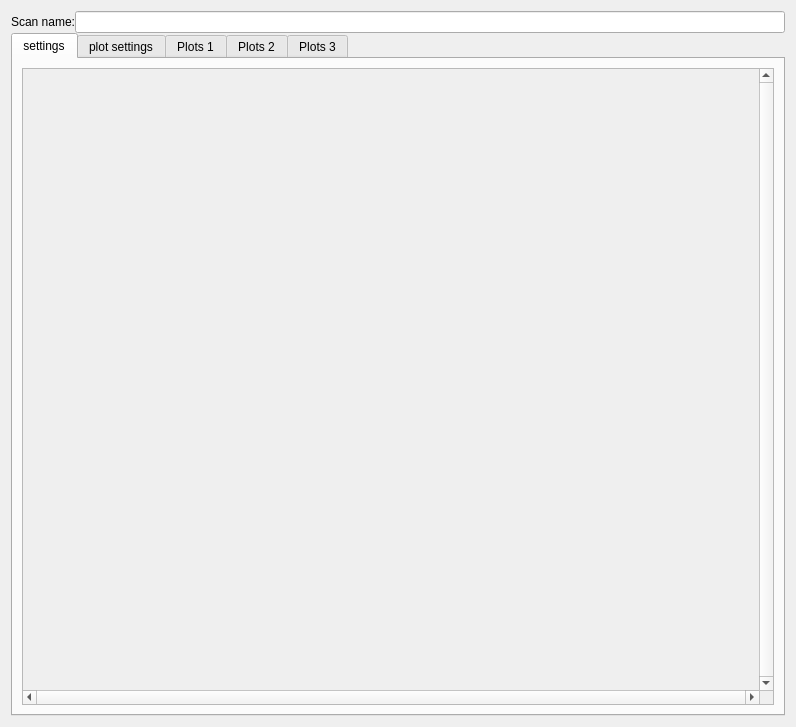
First picture: the form in core/ui/scan new.ui, repository lictailer/zmeter, before the edit.
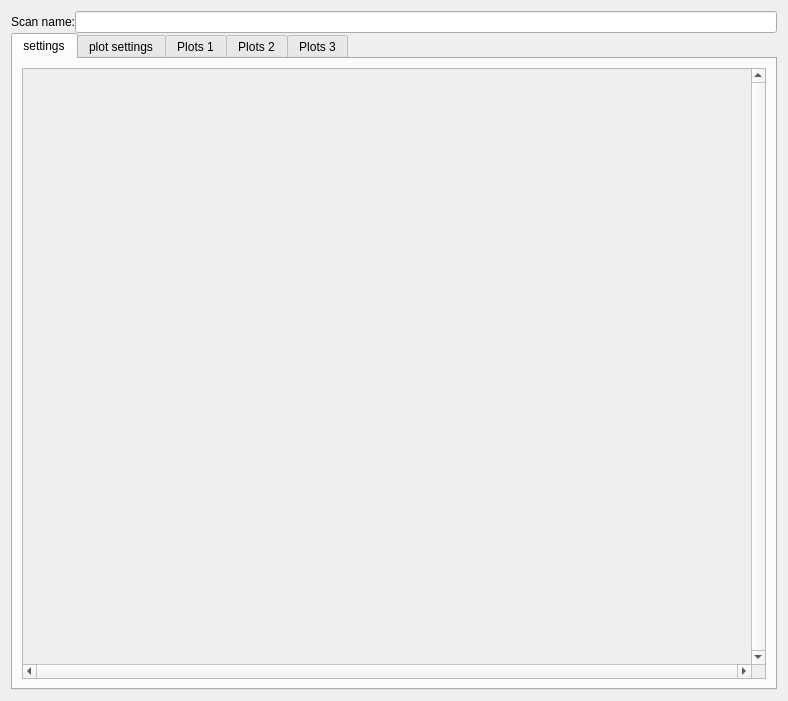
Second picture: the form after the edit.

Commit message: Pause function (unfinished)

```diff
--- a/core/ui/scan new.ui
+++ b/core/ui/scan new.ui
@@ -6,8 +6,8 @@
    <rect>
     <x>0</x>
     <y>0</y>
-    <width>796</width>
-    <height>727</height>
+    <width>788</width>
+    <height>701</height>
    </rect>
   </property>
   <property name="windowTitle">
@@ -72,8 +72,8 @@
            <rect>
             <x>0</x>
             <y>0</y>
-            <width>745</width>
-            <height>636</height>
+            <width>737</width>
+            <height>610</height>
            </rect>
           </property>
           <layout class="QVBoxLayout" name="verticalLayout_4"/>
```
The commit also changes 2 other files.
